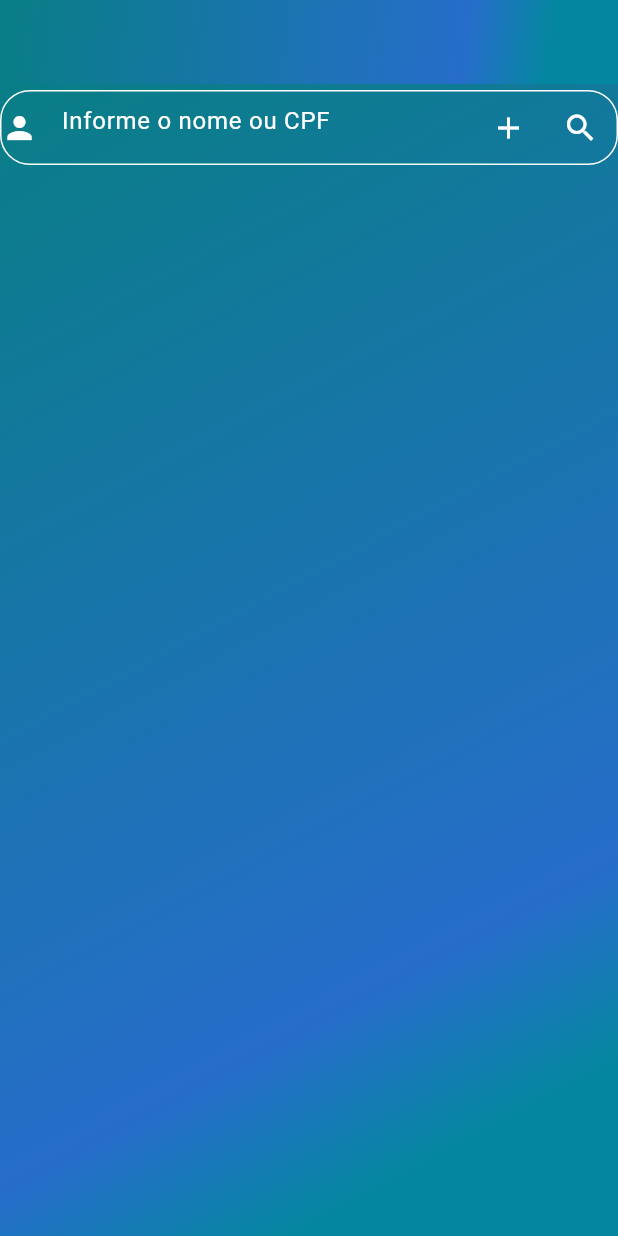
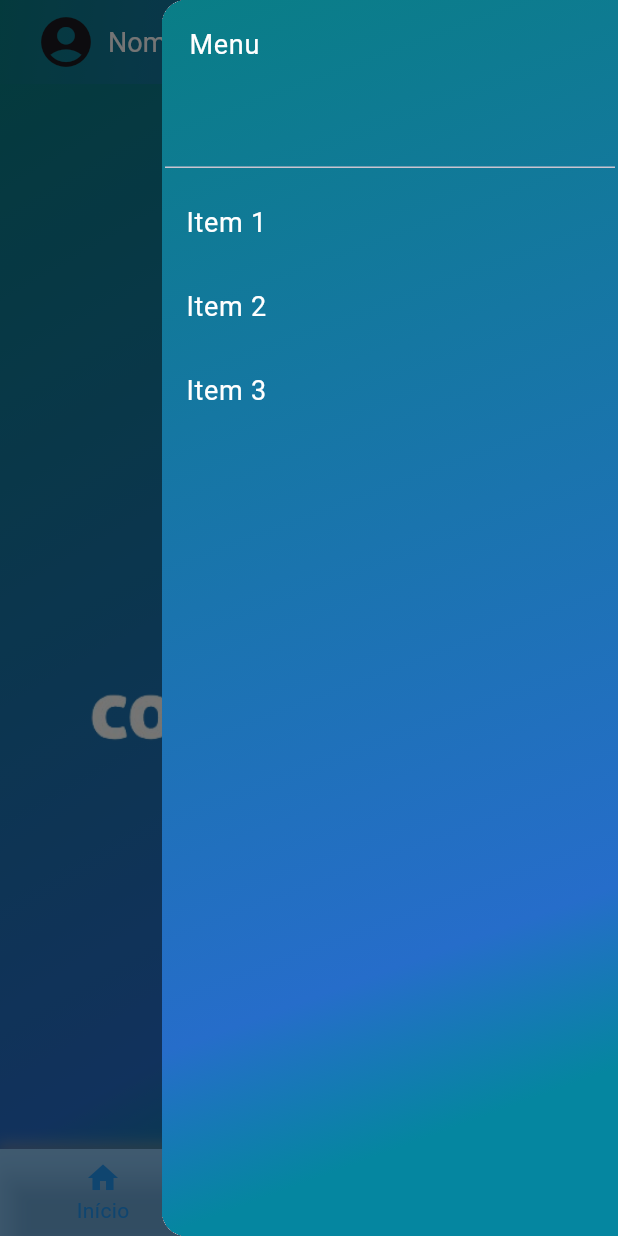
Before and after one commit to igorcalves/Condominus, a Flutter app: the screen it shows after launch, with the side drawer open (before the commit the screen has no drawer), on a phone screen of 412 x 824 dp. Run offline on Flutter 3.47's test engine with Material 3 defaults, Android fonts, the phone set to English and light mode, and no system bars; missing offline and left inert: dart:ffi.

Commit message:
tela principal inciada

```diff
--- a/lib/componentes/campo_texto.dart
+++ b/lib/componentes/campo_texto.dart
@@ -2,7 +2,7 @@ import 'package:Condominus/provider/user_provider.dart';
 import 'package:flutter/material.dart';
 import 'package:Condominus/componentes/icones_prontos.dart';
 import 'package:Condominus/modelosDoApp/modelo_cores.dart';
-import 'package:Condominus/pages/usuarios/sub_tela_editar_criar_usuario.dart';
+import 'package:Condominus/pages/sindico/usuarios/sub_tela_editar_criar_usuario.dart';
 import 'package:provider/provider.dart';
 
 TextField campoDeBusca(BuildContext context) {
@@ -25,9 +25,13 @@ TextField campoDeBusca(BuildContext context) {
             onPressed: () {
               showDialog(
                 context: context,
-                builder: (_) {
-                  return telaParaAdicionarPessoas(
-                      context, 'Registro de Usuário');
+                builder: (BuildContext context) {
+                  return Builder(
+                    builder: (BuildContext alertDialogContext) {
+                      return telaParaAdicionarPessoas(
+                          alertDialogContext, "Registro");
+                    },
+                  );
                 },
               );
             },
--- a/lib/componentes/frame_usuarios.dart
+++ b/lib/componentes/frame_usuarios.dart
@@ -1,8 +1,8 @@
 import 'package:Condominus/componentes/icones_prontos.dart';
 import 'package:Condominus/dominio/user.dart';
 import 'package:Condominus/modelosDoApp/modelo_texto.dart';
-import 'package:Condominus/pages/usuarios/mini_tela_exibir_usuario.dart';
-import 'package:Condominus/pages/usuarios/sub_tela_editar_criar_usuario.dart';
+import 'package:Condominus/pages/sindico/usuarios/mini_tela_exibir_usuario.dart';
+import 'package:Condominus/pages/sindico/usuarios/sub_tela_editar_criar_usuario.dart';
 import 'package:Condominus/provider/user_provider.dart';
 import 'package:flutter/material.dart';
 import 'package:provider/provider.dart';
@@ -33,9 +33,13 @@ class FramePessoa extends StatelessWidget {
             onPressed: () {
               showDialog(
                 context: context,
-                builder: (_) {
-                  return telaParaAdicionarPessoas(context, 'Atualizar Cadastro',
-                      user: user);
+                builder: (BuildContext context) {
+                  return Builder(
+                    builder: (BuildContext alertDialogContext) {
+                      return telaParaAdicionarPessoas(
+                          alertDialogContext, "Atualizar Cadastro");
+                    },
+                  );
                 },
               );
             },
@@ -63,7 +67,7 @@ class AbrirInfo extends StatelessWidget {
       onTap: () {
         showDialog(
           context: context,
-          builder: (_) {
+          builder: (BuildContext context) {
             return telaDeDadosUsuario(user, context);
           },
         );
--- a/lib/main.dart
+++ b/lib/main.dart
@@ -1,4 +1,5 @@
-import 'package:Condominus/pages/usuarios/tela_princial_gerenciar_usuarios.dart';
+import 'package:Condominus/pages/sindico/tela_principal.dart';
+import 'package:Condominus/pages/sindico/usuarios/tela_princial_gerenciar_usuarios.dart';
 import 'package:Condominus/provider/user_provider.dart';
 import 'package:Condominus/repository/fake_repository.dart';
 import 'package:flutter/material.dart';
@@ -6,6 +7,7 @@ import 'package:provider/provider.dart';
 
 void main() {
   //runApp(AppWidget(pegarUsuarios()));
+  //runApp(TelaPrincipalSindico());
 
   runApp(MultiProvider(providers: [
     ChangeNotifierProvider(
@@ -13,7 +15,7 @@ void main() {
         FakeRepository(),
       ),
     ),
-  ], child: const AppWidget()));
+  ], child: const TelaPrincipalSindico()));
 
   //runApp(AppWidget());
 }
--- /dev/null
+++ b/lib/pages/sindico/tela_principal.dart
@@ -0,0 +1,141 @@
+import 'package:Condominus/modelosDoApp/modelo_cores.dart';
+import 'package:Condominus/modelosDoApp/modelo_texto.dart';
+import 'package:Condominus/pages/sindico/usuarios/tela_princial_gerenciar_usuarios.dart';
+import 'package:flutter/material.dart';
+import 'package:flutter/widgets.dart';
+
+class TelaPrincipalSindico extends StatefulWidget {
+  const TelaPrincipalSindico({super.key});
+
+  @override
+  State<TelaPrincipalSindico> createState() => _TelaPrincipalSindicoState();
+}
+
+class _TelaPrincipalSindicoState extends State<TelaPrincipalSindico> {
+  int _selectedIndex = 0;
+
+  final List<Widget> _telas = [TelaPrincipal(), AppWidget()];
+
+  void _onItemTapped(int index) {
+    setState(() {
+      _selectedIndex = index;
+    });
+  }
+
+  @override
+  Widget build(BuildContext context) {
+    return MaterialApp(
+      debugShowCheckedModeBanner: false,
+      home: Scaffold(
+        appBar: AppBar(
+          title: TileUsuarioAppBar(),
+          flexibleSpace: Container(
+            decoration: Cores.gradientePrincipal(),
+          ),
+        ),
+        endDrawer: Drawer(
+          child: Container(
+            decoration: Cores.gradientePrincipal(),
+            child: Column(
+              children: [
+                Container(
+                  height: 120,
+                  width: 300,
+                  child: const DrawerHeader(child: TextoPersonalizado('Menu')),
+                ),
+                ListTile(
+                  title: const TextoPersonalizado('Item 1'),
+                  onTap: () {},
+                ),
+                ListTile(
+                  title: const TextoPersonalizado('Item 2'),
+                  onTap: () {},
+                ),
+                ListTile(
+                  title: TextoPersonalizado('Item 3'),
+                  onTap: () {},
+                ),
+              ],
+            ),
+          ),
+        ),
+        body: Column(
+          children: [
+            Expanded(
+              child: _telas[_selectedIndex],
+            ),
+            Container(
+              decoration: BoxDecoration(
+                color: Colors.white, // Cor de fundo do container
+                boxShadow: [
+                  BoxShadow(
+                    color: Colors.grey.withOpacity(0.5), // Sombra
+                    spreadRadius: 2,
+                    blurRadius: 7,
+                    offset: Offset(0, -3), // Deslocamento da sombra
+                  ),
+                ],
+              ),
+              child: BottomNavigationBar(
+                backgroundColor: Colors.blue.withOpacity(0.5),
+                items: const <BottomNavigationBarItem>[
+                  BottomNavigationBarItem(
+                    icon: Icon(Icons.home),
+                    label: 'Início',
+                  ),
+                  BottomNavigationBarItem(
+                    icon: Icon(Icons.home),
+                    label: 'Moradores',
+                  ),
+                  BottomNavigationBarItem(
+                    icon: Icon(Icons.person),
+                    label: 'Perfil',
+                  ),
+                ],
+                currentIndex: _selectedIndex,
+                selectedItemColor: Colors.blue,
+                onTap: _onItemTapped,
+              ),
+            ),
+          ],
+        ),
+      ),
+    );
+  }
+}
+
+class TileUsuarioAppBar extends StatelessWidget {
+  const TileUsuarioAppBar({super.key});
+
+  @override
+  Widget build(BuildContext context) {
+    return Row(
+      children: [
+        IconButton(
+            onPressed: () {},
+            icon: Icon(
+              Icons.account_circle,
+              size: 40,
+            )),
+        TextoPersonalizado('Nome Sindico')
+      ],
+    );
+  }
+}
+
+class TelaPrincipal extends StatelessWidget {
+  @override
+  Widget build(BuildContext context) {
+    return MaterialApp(
+      debugShowCheckedModeBanner: false,
+      home: Scaffold(
+        body: Container(
+          decoration: Cores.gradientePrincipal(),
+          child: Center(
+            child: Image.asset('assets/imagens/logoBranco.png'),
+          ),
+        ),
+      ),
+    );
+  }
+}
--- a/lib/pages/usuarios/tela_princial_gerenciar_usuarios.dart
+++ b/lib/pages/sindico/usuarios/tela_princial_gerenciar_usuarios.dart
@@ -23,9 +23,6 @@ class AppWidget extends StatelessWidget {
             selectionHandleColor: Colors.blue,
           )),
       home: Scaffold(
-        appBar: AppBar(
-          flexibleSpace: Container(decoration: Cores.gradientePrincipal()),
-        ),
         body: Container(
           decoration: Cores.gradientePrincipal(),
           child: Container(
--- a/pubspec.yaml
+++ b/pubspec.yaml
@@ -28,3 +28,5 @@ dev_dependencies:
 flutter:
 
   uses-material-design: true
+  assets:
+        - assets/imagens/
```
Also changed, not shown: assets/imagens/logo.png (added), assets/imagens/logoBranco.png (added), lib/pages/sindico/usuarios/mini_tela_exibir_usuario.dart (renamed from lib/pages/usuarios/mini_tela_exibir_usuario.dart), lib/pages/sindico/usuarios/sub_tela_editar_criar_usuario.dart (renamed from lib/pages/usuarios/sub_tela_editar_criar_usuario.dart).
